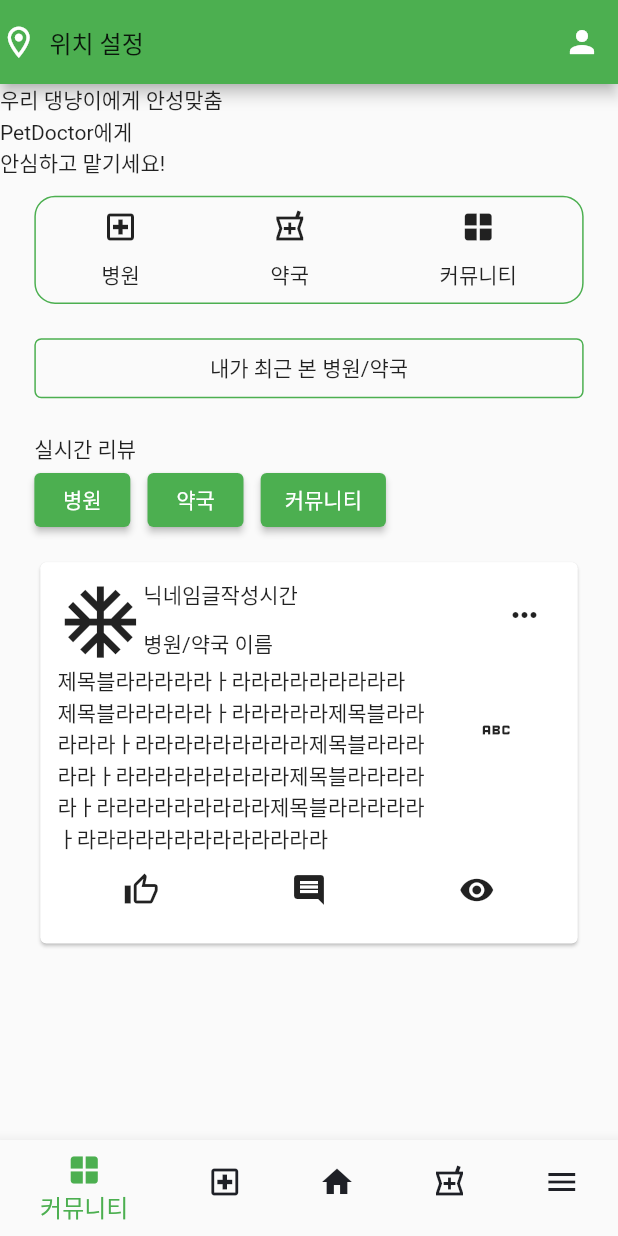
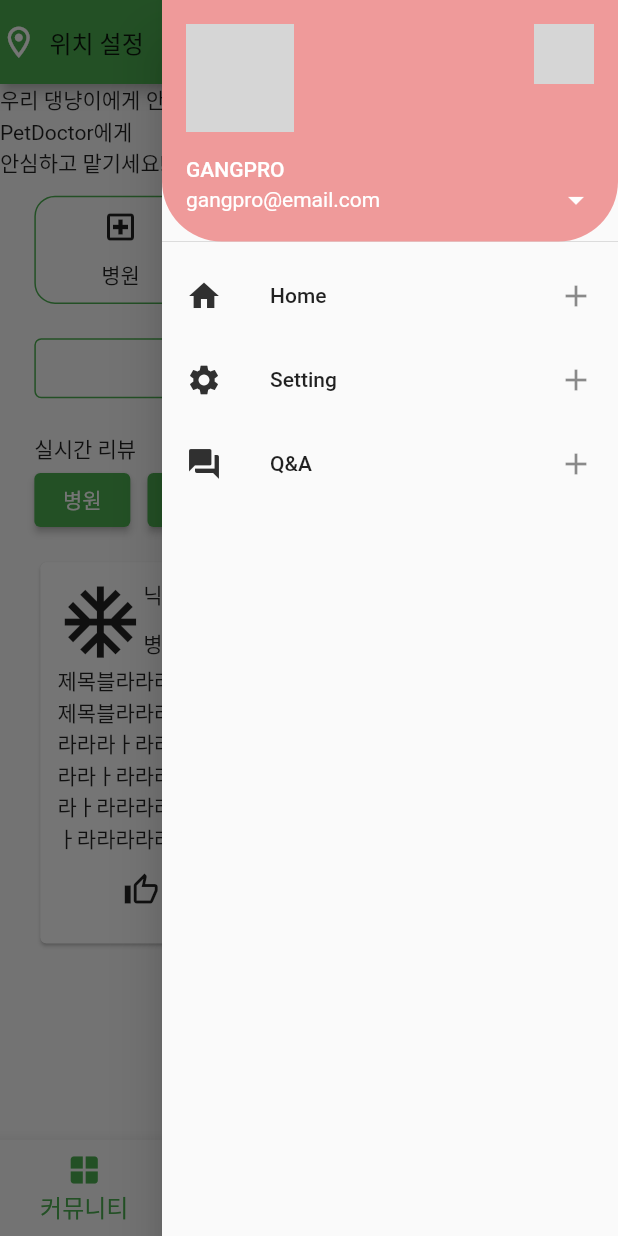
Before and after one commit to sovla/PetDoctor-Flutter, a Flutter app: the screen it shows after launch, with the side drawer open (before the commit the screen has no drawer), on a phone screen of 412 x 824 dp. Run offline on Flutter 3.47's test engine with Material 2 defaults, Android fonts, the phone set to English and light mode, and no system bars; our stand-ins replace carousel_slider, flutter_map, flutter_screenutil, get, modal_bottom_sheet; missing offline and left inert: flutter_naver_map, widgetbook, widgetbook_annotation; grey boxes are pictures that could not be loaded.

```diff
--- a/lib/main.dart
+++ b/lib/main.dart
@@ -1,3 +1,5 @@
+import 'dart:developer';
+
 import 'package:flutter/material.dart';
 import 'package:flutter_screenutil/flutter_screenutil.dart';
 import 'package:get/get_navigation/get_navigation.dart';
@@ -38,6 +40,9 @@ class MyApp extends StatelessWidget {
               debugShowCheckedModeBanner: false,
               // 디버그 배너 끄기
               initialRoute: '/',
+              routingCallback: (value) {
+                inspect(value);
+              },
               getPages: AppRoutes.pages,
 
               initialBinding: BindingsBuilder(() {
--- a/lib/page/Home/Home.dart
+++ b/lib/page/Home/Home.dart
@@ -46,9 +46,7 @@ class _HomePageState extends State<HomePage> {
           ),
         ),
         leadingWidth: 112,
-          actions: [
-            IconButton(onPressed: () {}, icon: const Icon(Icons.person))
-          ],
+        actions: [IconButton(onPressed: () {}, icon: const Icon(Icons.person))],
       ),
       body: Column(
         crossAxisAlignment: CrossAxisAlignment.start,
@@ -62,8 +60,7 @@ class _HomePageState extends State<HomePage> {
               decoration: BoxDecoration(
                   borderRadius:
                       BorderRadius.circular(BorderConstants.borderRadius),
-                    border:
-                        Border.all(width: 1, color: Get.theme.primaryColor)),
+                  border: Border.all(width: 1, color: Get.theme.primaryColor)),
               child: Row(
                 mainAxisAlignment: MainAxisAlignment.spaceAround,
                 children: [
@@ -74,8 +71,7 @@ class _HomePageState extends State<HomePage> {
                       icon: const Icon(Icons.local_pharmacy_outlined),
                       text: const Text('약국')),
                   Pet_ColumnIconButton(
-                        icon: const Icon(Icons.window),
-                        text: const Text('커뮤니티')),
+                      icon: const Icon(Icons.window), text: const Text('커뮤니티')),
                 ],
               ),
             ),
@@ -114,7 +110,78 @@ class _HomePageState extends State<HomePage> {
         ],
       ),
       bottomNavigationBar:
-            Get.find<BottomNavigationBarController>().publicNavigationBar());
+          Get.find<BottomNavigationBarController>().publicNavigationBar(),
+      endDrawer: Drawer(
+        child: ListView(
+          padding: EdgeInsets.zero,
+          children: <Widget>[
+            // 프로젝트에 assets 폴더 생성 후 이미지 2개 넣기
+            // pubspec.yaml 파일에 assets 주석에 이미지 추가하기
+            UserAccountsDrawerHeader(
+              currentAccountPicture: CircleAvatar(
+                // 현재 계정 이미지 set
+                backgroundImage: AssetImage('assets/profile.png'),
+                backgroundColor: Colors.white,
+              ),
+              otherAccountsPictures: <Widget>[
+                // 다른 계정 이미지[] set
+                CircleAvatar(
+                  backgroundColor: Colors.white,
+                  backgroundImage: AssetImage('assets/profile2.png'),
+                ),
+                // CircleAvatar(
+                //   backgroundColor: Colors.white,
+                //   backgroundImage: AssetImage('assets/profile2.png'),
+                // )
+              ],
+              accountName: Text('GANGPRO'),
+              accountEmail: Text('gangpro@email.com'),
+              onDetailsPressed: () {
+                print('arrow is clicked');
+              },
+              decoration: BoxDecoration(
+                  color: Colors.red[200],
+                  borderRadius: BorderRadius.only(
+                      bottomLeft: Radius.circular(40.0),
+                      bottomRight: Radius.circular(40.0))),
+            ),
+            ListTile(
+              leading: Icon(
+                Icons.home,
+                color: Colors.grey[850],
+              ),
+              title: Text('Home'),
+              onTap: () {
+                print('Home is clicked');
+              },
+              trailing: Icon(Icons.add),
+            ),
+            ListTile(
+              leading: Icon(
+                Icons.settings,
+                color: Colors.grey[850],
+              ),
+              title: Text('Setting'),
+              onTap: () {
+                print('Setting is clicked');
+              },
+              trailing: Icon(Icons.add),
+            ),
+            ListTile(
+              leading: Icon(
+                Icons.question_answer,
+                color: Colors.grey[850],
+              ),
+              title: Text('Q&A'),
+              onTap: () {
+                print('Q&A is clicked');
+              },
+              trailing: Icon(Icons.add),
+            ),
+          ],
+        ),
+      ),
+    );
   }
 
   Widget Pet_ColumnIconButton({
--- a/lib/state/bottomNavigationBar.dart
+++ b/lib/state/bottomNavigationBar.dart
@@ -5,6 +5,8 @@ import 'package:pet_doctor/routes/links.dart';
 
 class BottomNavigationBarController extends GetxController {
   RxInt currentIndex = 0.obs;
+
+
 
   void onItemTapped(int index) {
     currentIndex = RxInt(index);
```
Also changed, not shown: lib/page/MyMenu/Mymenu_Home.dart (+67 -10 lines), 4 other files. Lines whose indentation alone changed are shown as unchanged.
